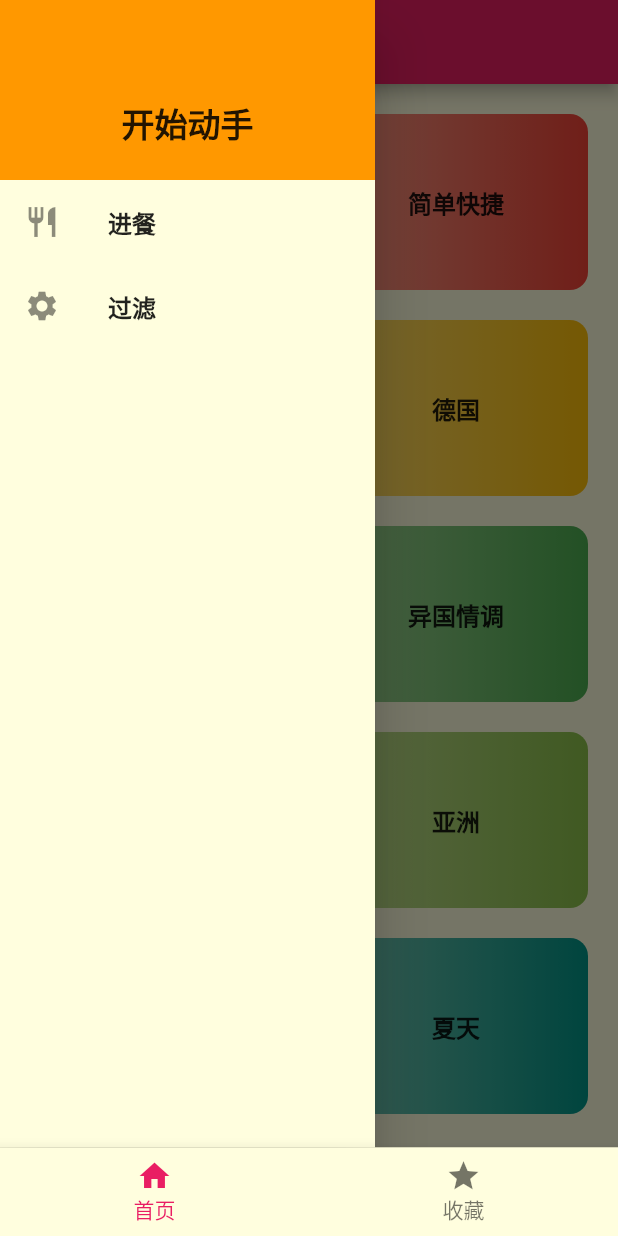
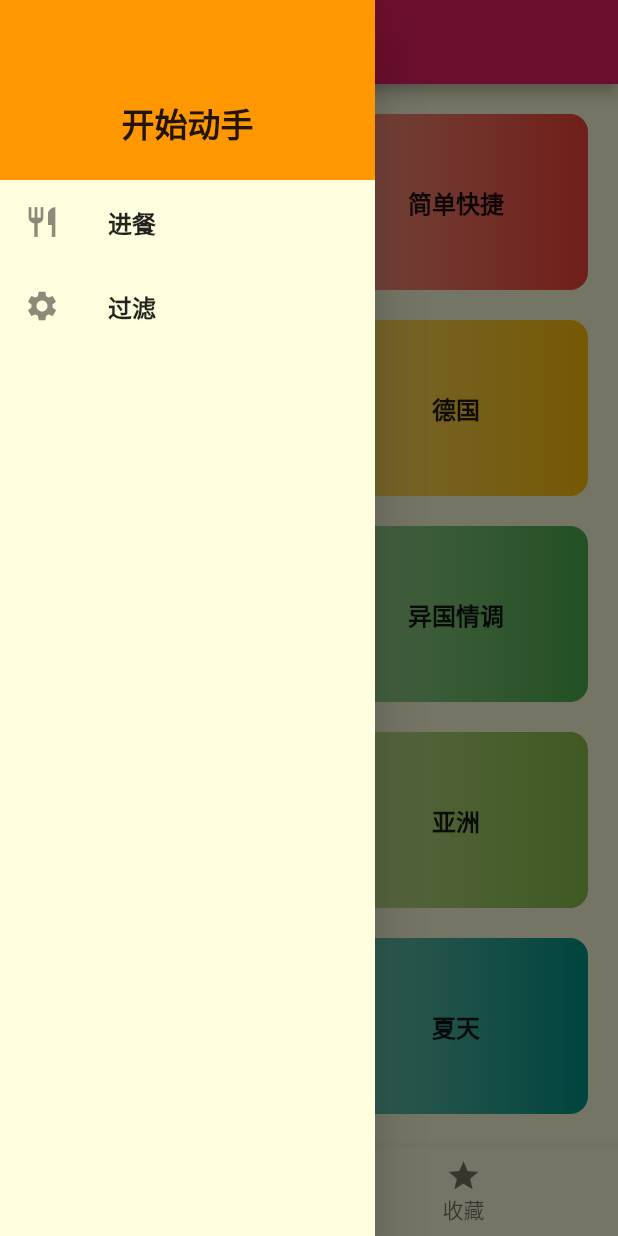
Before and after one commit to Dqc117266/favorcate, a Flutter app: the screen it shows after launch, after a tap on the "build" icon, on a phone screen of 412 x 824 dp. Run offline on Flutter 3.47's test engine with Material 3 defaults, Android fonts, the phone set to English and light mode, and no system bars; network calls fail.

Commit message:
完成项目

```diff
--- a/lib/core/router/router.dart
+++ b/lib/core/router/router.dart
@@ -1,11 +1,10 @@
-
 import 'package:favorcate/ui/pages/detail/detail_screen.dart';
+import 'package:favorcate/ui/pages/filter/filter.dart';
 import 'package:favorcate/ui/pages/main/main.dart';
 import 'package:favorcate/ui/pages/meal/meal.dart';
 import 'package:flutter/material.dart';
 
 class MyRouter {
-
   static final String initialRoute = MainScreen.routeName;
 
   static final Map<String, WidgetBuilder> routers = {
@@ -15,12 +14,19 @@ class MyRouter {
   };
 
   static final RouteFactory generateRoute = (settings) {
+    if (settings.name == FilterScreen.routeName) {
+      return MaterialPageRoute(
+        builder: (context) {
+          return FilterScreen();
+        },
+        fullscreenDialog: true,
+      );
+    }
+
     return null;
   };
 
   static final RouteFactory unknownRoute = (settings) {
     return null;
   };
-
-
 }
--- a/lib/main.dart
+++ b/lib/main.dart
@@ -1,5 +1,6 @@
 import 'package:favorcate/core/router/router.dart';
 import 'package:favorcate/core/viewmodel/favor_view_model.dart';
+import 'package:favorcate/core/viewmodel/filter_view_model.dart';
 import 'package:favorcate/core/viewmodel/meal_view_model.dart';
 import 'package:favorcate/ui/shared/app_theme.dart';
 import 'package:flutter/material.dart';
@@ -9,8 +10,21 @@ void main() {
   runApp(
     MultiProvider(
       providers: [
-        ChangeNotifierProvider(create: (context) => MealViewModel(),),
-        ChangeNotifierProvider(create: (context) => FavorViewModel(),),
+        ChangeNotifierProvider(create: (context) => FilterViewModel()),
+        ChangeNotifierProxyProvider<FilterViewModel, MealViewModel>(create: (context) => MealViewModel(),
+          update: (context, filterVM, mealVM) {
+            mealVM!.updateFilters(filterVM);
+            return mealVM;
+          },
+        ),
+        // ChangeNotifierProvider(create: (context) => MealViewModel(),),
+        ChangeNotifierProxyProvider<FilterViewModel, FavorViewModel>(create: (context) => FavorViewModel(),
+          update: (context, filterVM, favorVM) {
+            favorVM!.updateFilters(filterVM);
+            return favorVM;
+          },
+        ),
+        // ChangeNotifierProvider(create: (context) => FavorViewModel(),),
       ],
       child: MyApp(),
     ),
--- a/lib/ui/pages/favor/favor_content.dart
+++ b/lib/ui/pages/favor/favor_content.dart
@@ -8,10 +8,16 @@ class FavorContent extends StatelessWidget {
   Widget build(BuildContext context) {
     return Consumer<FavorViewModel>(
       builder: (context, favorVM, child) {
+        if (favorVM.meals.length == 0) {
+          return Center(
+            child: Text("未收藏美食"),
+          );
+        }
+
         return ListView.builder(
-          itemCount: favorVM.favorMeals.length,
+          itemCount: favorVM.meals.length,
           itemBuilder: (context, index) {
-            return MealItem(favorVM.favorMeals[index]);
+            return MealItem(favorVM.meals[index]);
           },
         );
       },
--- a/lib/ui/pages/home/homde_drawer.dart
+++ b/lib/ui/pages/home/homde_drawer.dart
@@ -1,3 +1,4 @@
+import 'package:favorcate/ui/pages/filter/filter.dart';
 import 'package:flutter/material.dart';
 
 class HomeDrawer extends StatelessWidget {
@@ -15,7 +16,7 @@ class HomeDrawer extends StatelessWidget {
               Navigator.of(context).pop();
             }),
             buildListTile(context, Icon(Icons.settings), "过滤", () {
-
+              Navigator.of(context).pushNamed(FilterScreen.routeName);
             }),
           ],
         ),
--- a/lib/ui/pages/home/home.dart
+++ b/lib/ui/pages/home/home.dart
@@ -12,7 +12,6 @@ class HomeScreen extends StatelessWidget {
     return Scaffold(
       appBar: HomeAppBar(context),
       body: HomeConetnt(),
-      drawer: HomeDrawer(),
     );
   }
 }
--- a/lib/ui/pages/home/home_app_bar.dart
+++ b/lib/ui/pages/home/home_app_bar.dart
@@ -2,17 +2,27 @@ import 'package:flutter/material.dart';
 
 class HomeAppBar extends AppBar {
 
+  // HomeAppBar(BuildContext context): super(
+  //   title: Text("美食广场"),
+  //   leading: Builder(
+  //     builder: (context) {
+  //       return IconButton(
+  //         onPressed: () {
+  //           Scaffold.of(context).openDrawer();
+  //         },
+  //         icon: Icon(Icons.build),
+  //       );
+  //     },
+  //   ),
+  // );
+
   HomeAppBar(BuildContext context): super(
     title: Text("美食广场"),
-    leading: Builder(
-      builder: (context) {
-        return IconButton(
-          onPressed: () {
-            Scaffold.of(context).openDrawer();
-          },
-          icon: Icon(Icons.build),
-        );
+    leading: IconButton(
+      onPressed: () {
+        Scaffold.of(context).openDrawer();
       },
+      icon: Icon(Icons.build),
     ),
   );
 
--- a/lib/ui/pages/main/main.dart
+++ b/lib/ui/pages/main/main.dart
@@ -1,3 +1,4 @@
+import 'package:favorcate/ui/pages/home/homde_drawer.dart';
 import 'package:favorcate/ui/pages/main/initalize_items.dart';
 import 'package:flutter/material.dart';
 
@@ -18,6 +19,7 @@ class _MainScreenState extends State<MainScreen> {
   @override
   Widget build(BuildContext context) {
     return Scaffold(
+      drawer: HomeDrawer(),
       body: IndexedStack(
         index: _currentIndex,
         children: pages,
```
Also changed, not shown: lib/core/viewmodel/base_view_model.dart (added, +38 -0 lines), lib/core/viewmodel/favor_view_model.dart (+6 -13 lines), lib/core/viewmodel/filter_view_model.dart (added, +42 -0 lines), lib/core/viewmodel/meal_view_model.dart (+3 -9 lines), lib/ui/pages/filter/filter.dart (added, +20 -0 lines), lib/ui/pages/filter/filter_content.dart (added, +77 -0 lines).
